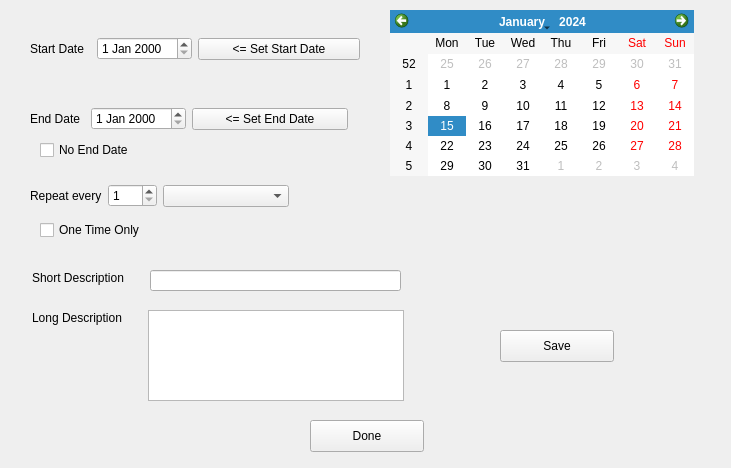
First picture: the form in remaddchange.ui, repository mikezank/reminder, before the edit.
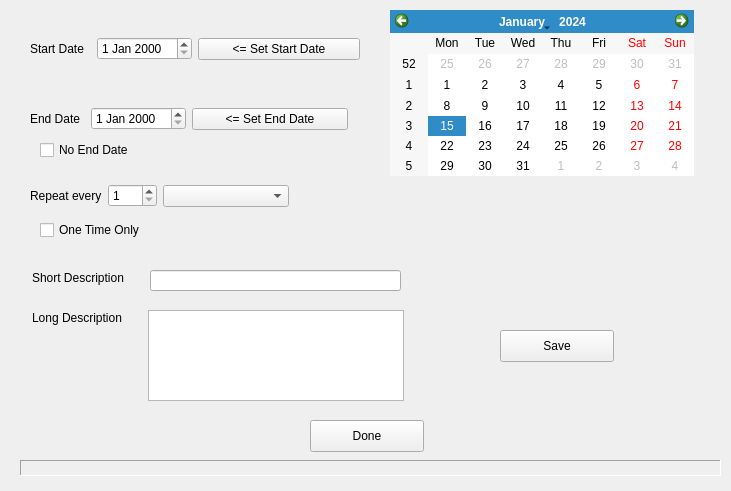
Second picture: the form after the edit.

Diff of the .ui file:
```diff
--- a/remaddchange.ui
+++ b/remaddchange.ui
@@ -7,7 +7,7 @@
     <x>0</x>
     <y>0</y>
     <width>731</width>
-    <height>468</height>
+    <height>491</height>
    </rect>
   </property>
   <property name="windowTitle">
@@ -125,7 +125,7 @@
    <property name="geometry">
     <rect>
      <x>20</x>
-     <y>500</y>
+     <y>460</y>
      <width>701</width>
      <height>16</height>
     </rect>
```
